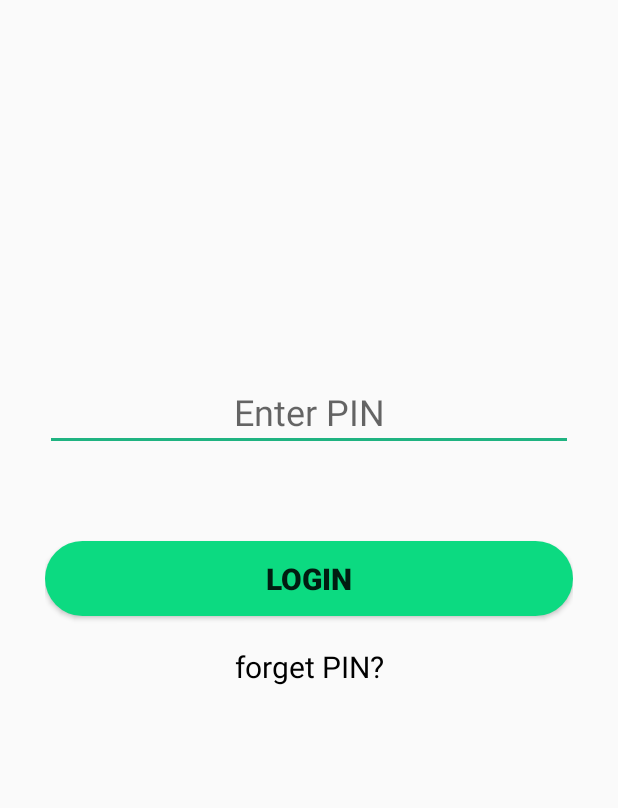
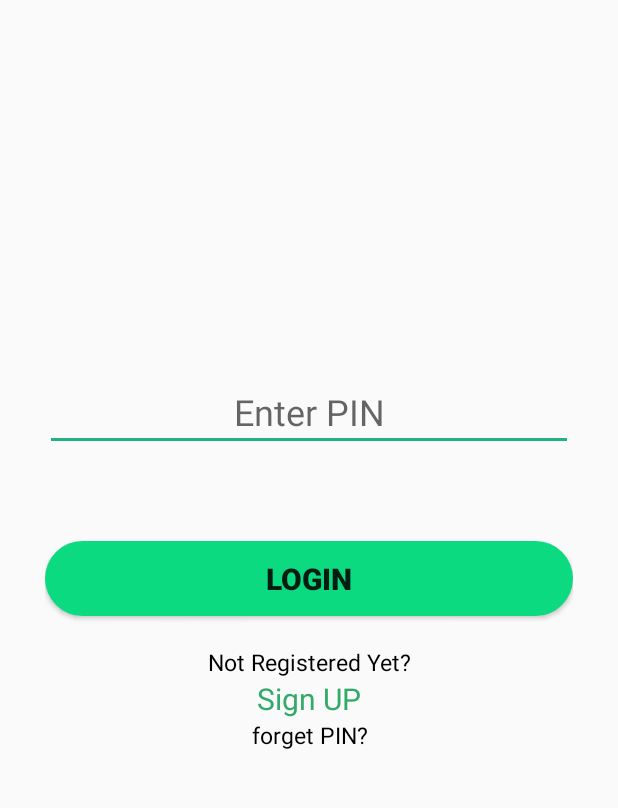
Before and after one commit to Anilove/pensionplan, an Android app: the layout activity_login_page.xml on its own in the app's theme, with its tools: preview values and no code run, on a phone screen of 412 x 824 dp, the part 206-1014 px from its top. Run offline under Robolectric (Android 15) with nearby library versions, the phone set to English and light mode, and no system bars.

Commit message:
Add new stuff to it

```diff
--- a/app/src/main/java/org/pensionplan/pensionplan/Fragments/FragmentLumpsumWithdrawal.java
+++ b/app/src/main/java/org/pensionplan/pensionplan/Fragments/FragmentLumpsumWithdrawal.java
@@ -64,7 +64,7 @@ public class FragmentLumpsumWithdrawal extends Fragment{
         int currentAge = Integer.parseInt(editText.getText().toString());
         int lifeExpectancy = Integer.parseInt(editTextOne.getText().toString());
         int retireAge = Integer.parseInt(editTextTwo.getText().toString());
-        double amountDep = Double.parseDouble(editTextFour.getText().toString());
+        double amountDep = Double.parseDouble(editTextThree.getText().toString());
         double  compoundedInterest= Double.parseDouble(editTextFour.getText().toString());
 
         // Log.e("value",currentAge+"V" +retireAge);
--- a/app/src/main/java/org/pensionplan/pensionplan/utilities/MonthlyWithdrawal.java
+++ b/app/src/main/java/org/pensionplan/pensionplan/utilities/MonthlyWithdrawal.java
@@ -174,7 +174,6 @@ public class MonthlyWithdrawal {
         FirstLumpsumWith = firstLumpsumWith;
     }
 
-
     public void setAmountToHeir(double amountToHeir) {
         this.amountToHeir = amountToHeir;
     }
--- a/app/src/main/res/layout/activity_login_page.xml
+++ b/app/src/main/res/layout/activity_login_page.xml
@@ -48,14 +48,36 @@
         />
 
 
+
     <TextView
         android:layout_width="match_parent"
         android:layout_height="wrap_content"
-        android:layout_below="@id/log"
         android:layout_marginTop="20sp"
         android:gravity="center"
+        android:layout_below="@id/log"
+        android:text="Not Registered Yet?"
+        android:id="@+id/register"
+        android:textColor="@android:color/black"
+        android:textSize="15sp" />
+
+        <TextView
+            android:layout_width="match_parent"
+            android:layout_height="wrap_content"
+            android:text="Sign UP"
+            android:gravity="center"
+            android:layout_below="@id/register"
+            android:textColor="@color/disable"
+            android:textSize="20sp"
+            android:id="@+id/signup"/>
+
+
+    <TextView
+        android:layout_width="match_parent"
+        android:layout_height="wrap_content"
+        android:gravity="center"
+        android:layout_below="@id/signup"
         android:text="forget PIN?"
         android:textColor="@android:color/black"
-        android:textSize="20sp" />
+        android:textSize="15sp" />
 
 </RelativeLayout>
```
Also changed, not shown: app/src/main/java/org/pensionplan/pensionplan/Fragments/FragMonthlyWithdraw.java (+6 -5 lines), app/src/main/java/org/pensionplan/pensionplan/SignUp.java (+17 -0 lines), app/src/main/java/org/pensionplan/pensionplan/SplashScreen.java (+0 -14 lines), app/src/main/java/org/pensionplan/pensionplan/User.java (+8 -4 lines), app/src/main/java/org/pensionplan/pensionplan/utilities/LumpsumWithdrawal.java (+4 -9 lines).
